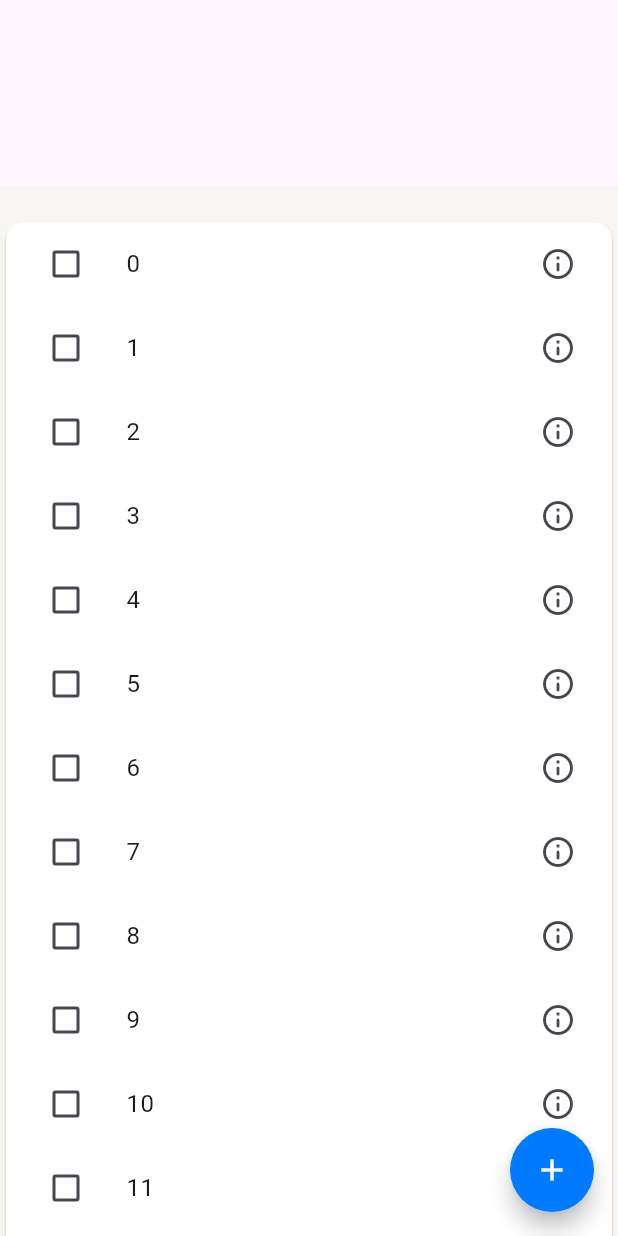
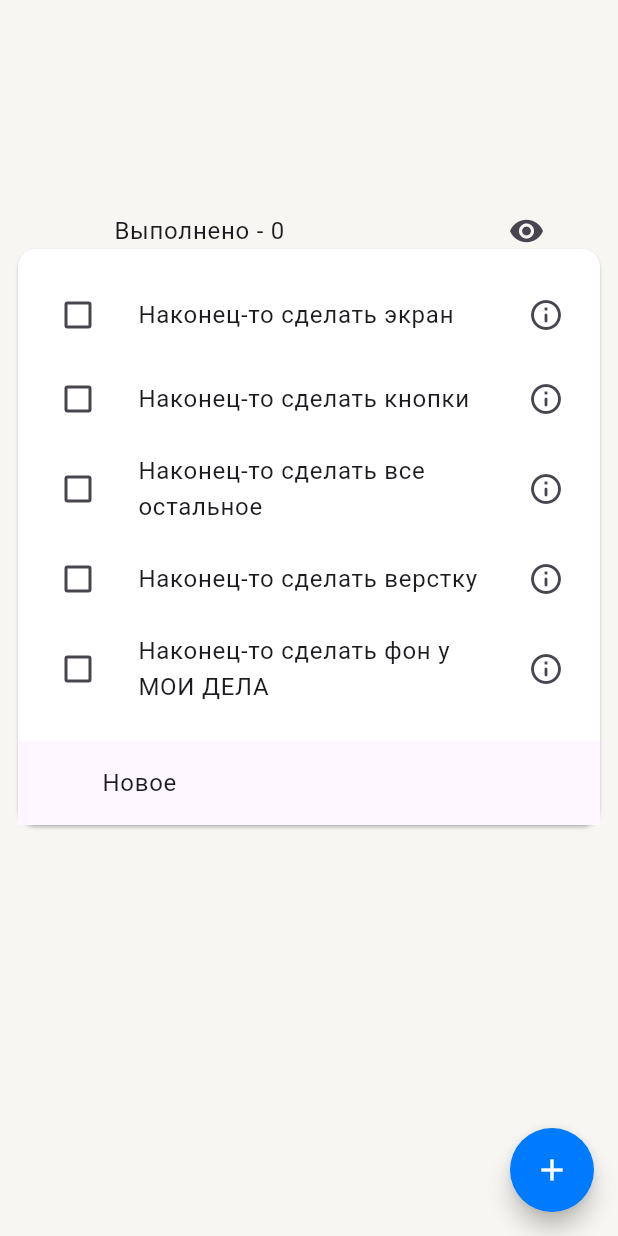
Before and after one commit to VARWA/todo, a Flutter app: the screen it shows after launch, after a tap on the "add" icon, on a phone screen of 412 x 824 dp. Run offline on Flutter 3.47's test engine with Material 2 defaults, Android fonts, the phone set to English and light mode, and no system bars.

Commit message:
main screen changes

```diff
--- a/lib/change_task_screen/change_task_screen_widget.dart
+++ b/lib/change_task_screen/change_task_screen_widget.dart
@@ -5,6 +5,9 @@ class ChangeTaskScreenWidget extends StatelessWidget {
 
   @override
   Widget build(BuildContext context) {
-    return const Placeholder();
+    return Scaffold(
+      backgroundColor: Theme.of(context).scaffoldBackgroundColor,
+      body: SizedBox.shrink(),
+    );
   }
 }
--- /dev/null
+++ b/lib/main_screen/main_screen_model.dart
@@ -0,0 +1,43 @@
+import 'package:flutter/material.dart';
+
+class MainScreenModel {
+  List<Task> _global_list_tasks = [];
+
+  List<Task> get global_list_tasks{
+    if (global_list_tasks.length == 0){ loadTasks();};
+    return _global_list_tasks;}
+
+  void loadTasks() {
+    for (int i = 1; i <= 7; i++) {
+      _global_list_tasks.add(
+        Task(index: i, task_name: 'Задача номер $i'),
+      );
+    }
+    print(_global_list_tasks);
+  }
+
+  void updateCompleteStatus(index) {
+    final last_status = _global_list_tasks[index].completed;
+    if (last_status == true) {
+      _global_list_tasks[index].completed = false;
+    } else {
+      _global_list_tasks[index].completed = true;
+    }
+  }
+
+  void deleteTask(index) {
+    global_list_tasks.removeAt(index);
+  }
+}
+
+class Task {
+  final index;
+  String task_name;
+  bool completed = false;
+  DateTime? date_deadline;
+  String? description;
+  int priority_level = 0;
+  DateTime? date_completed;
+
+  Task({required this.index, required this.task_name});
+}
--- a/lib/main_screen/main_screen_widget.dart
+++ b/lib/main_screen/main_screen_widget.dart
@@ -1,42 +1,22 @@
 import 'package:flutter/material.dart';
+import 'package:provider/provider.dart';
+import 'package:todo/main_screen/main_screen_model.dart';
+import 'package:todo/navigation/routes.dart';
+import 'package:todo/themes/src/constants.dart';
+import 'package:todo/themes/src/light_theme.dart';
 
 class MainScreenWidget extends StatelessWidget {
   const MainScreenWidget({Key? key}) : super(key: key);
 
   @override
   Widget build(BuildContext context) {
-    final list =
-        List<TaskInListWidget>.generate(20, (i) => TaskInListWidget(index: i));
     return SafeArea(
       child: Scaffold(
         body: CustomScrollView(
           slivers: [
-            const SliverAppBar(
-              pinned: true,
-              snap: false,
-              floating: false,
-              expandedHeight: 124,
-              flexibleSpace: FlexibleSpaceBar(
-                title: Text('Мои дела'),
-              ),
-            ),
-            const SliverToBoxAdapter(
-              child: SizedBox(
-                height: 20,
-                child: Center(
-                  child: Text('Выполнено - 0'),
-                ),
-              ),
-            ),
-            SliverToBoxAdapter(
-              child: Card(
-                color: Theme.of(context).cardColor,
-                child: Column(
-                  mainAxisSize: MainAxisSize.min,
-                  children: list,
-                ),
-              ),
-            ),
+            const MainAppBarWidget(),
+            const CompletedCountWidget(),
+            TasksListWidget(),
           ],
         ),
         floatingActionButton: FloatingActionButton(
@@ -52,20 +32,158 @@ class MainScreenWidget extends StatelessWidget {
   }
 }
 
+class TasksListWidget extends StatefulWidget {
+  TasksListWidget({
+    super.key,
+  });
+
+  @override
+  State<TasksListWidget> createState() => _TasksListWidgetState();
+}
+
+// List<Task> downloadList(BuildContext context) {
+//   return context.read<MainScreenModel>().global_list_tasks;
+// }
+
+class _TasksListWidgetState extends State<TasksListWidget> {
+  final _tasks_list = <Task>[
+    Task(index: 1, task_name: 'Наконец-то сделать экран'),
+    Task(index: 2, task_name: 'Наконец-то сделать кнопки'),
+    Task(index: 3, task_name: 'Наконец-то сделать все остальное'),
+    Task(index: 4, task_name: 'Наконец-то сделать верстку'),
+    Task(index: 5, task_name: 'Наконец-то сделать фон у МОИ ДЕЛА'),
+  ];
+
+  @override
+  Widget build(BuildContext context) {
+    // final _tasks_list = context.read<MainScreenModel>().global_list_tasks;
+    return SliverToBoxAdapter(
+      child: Padding(
+        padding: const EdgeInsets.symmetric(horizontal: 8),
+        child: Card(
+          shadowColor: Colors.black,
+          color: Theme.of(context).cardColor,
+          child: Column(
+            children: [
+              ListView.builder(
+                itemCount: _tasks_list.length,
+                scrollDirection: Axis.vertical,
+                shrinkWrap: true,
+                padding: const EdgeInsets.symmetric(vertical: 16),
+                itemBuilder: (BuildContext context, int index) {
+                  return Dismissible(
+                    key: UniqueKey(
+                        // 'key_${context.read<MainScreenModel>().global_list_tasks[index]}',
+                        ),
+                    background: Container(
+                      color: LightThemeColors.green,
+                      child: Icon(Icons.abc),
+                    ),
+                    secondaryBackground: Container(
+                      color: LightThemeColors.red,
+                    ),
+                    onDismissed: (DismissDirection direction) {
+                      if (direction == DismissDirection.startToEnd) {
+                        print("Add to favorite");
+                      } else {
+                        print('Remove item');
+                      }
+
+                      setState(() {
+                        // updateList(context);
+                        // context.read<MainScreenModel>().deleteTask(index);
+                        _tasks_list.removeAt(index);
+                      });
+                    },
+                    child: TaskInListWidget(
+                      task: _tasks_list[index],
+                    ),
+                  );
+                },
+              ),
+              Material(
+                child: InkWell(
+                  onTap: () {
+                    Navigator.pushNamed(context, RouteNames.changeTask);
+                  },
+                  child: const ListTile(
+                    leading: Icon(
+                      Icons.add,
+                      color: Colors.transparent,
+                    ),
+                    title: Text('Новое'),
+                  ),
+                ),
+              ),
+            ],
+          ),
+        ),
+      ),
+    );
+  }
+}
+
+class CompletedCountWidget extends StatelessWidget {
+  const CompletedCountWidget({
+    super.key,
+  });
+
+  @override
+  Widget build(BuildContext context) {
+    return const SliverToBoxAdapter(
+      child: Padding(
+        padding: EdgeInsets.only(
+          left: 60,
+          right: 25,
+          bottom: 18,
+        ),
+        child: SizedBox(
+          height: 20,
+          child: ListTile(
+            title: Text('Выполнено - 0'),
+            trailing: Icon(Icons.remove_red_eye),
+          ),
+        ),
+      ),
+    );
+  }
+}
+
+class MainAppBarWidget extends StatelessWidget {
+  const MainAppBarWidget({
+    super.key,
+  });
+
+  @override
+  Widget build(BuildContext context) {
+    return const SliverAppBar(
+      backgroundColor: LightThemeColors.backPrimary,
+      pinned: true,
+      snap: false,
+      floating: false,
+      expandedHeight: 124,
+      flexibleSpace: FlexibleSpaceBar(
+        title: Text('Мои дела'),
+      ),
+    );
+  }
+}
+
 class TaskInListWidget extends StatelessWidget {
-  final int index;
+  final Task task;
 
-  const TaskInListWidget({super.key, required this.index});
+  const TaskInListWidget({super.key, required this.task});
 
   @override
   Widget build(BuildContext context) {
     return ListTile(
       leading: Checkbox(
-        value: false,
+        value: task.completed,
+        checkColor: LightThemeColors.green,
         onChanged: (bool? value) {},
       ),
       title: Text(
-        '$index',
+        task.task_name,
       ),
       trailing: const Icon(
         Icons.info_outline_rounded,
--- a/lib/themes/src/light_theme.dart
+++ b/lib/themes/src/light_theme.dart
@@ -10,10 +10,14 @@ ThemeData lightThemeData() {
     textTheme: createTextTheme(),
     scaffoldBackgroundColor: LightThemeColors.backPrimary,
     cardColor: LightThemeColors.white,
-
     floatingActionButtonTheme: const FloatingActionButtonThemeData(
       backgroundColor: LightThemeColors.blue,
       shape: CircleBorder(),
+    ),
+    checkboxTheme: CheckboxThemeData(
+      checkColor: MaterialStateProperty.all<Color>(
+        LightThemeColors.green,
+      ),
     ),
   );
 }
--- a/pubspec.yaml
+++ b/pubspec.yaml
@@ -35,6 +35,7 @@ dependencies:
   # The following adds the Cupertino Icons font to your application.
   # Use with the CupertinoIcons class for iOS style icons.
   cupertino_icons: ^1.0.2
+  provider: ^6.0.5
 
 dev_dependencies:
   flutter_test:
```
Also changed, not shown: lib/main_screen/main_screen_widget_model.dart (deleted), pubspec.lock.
